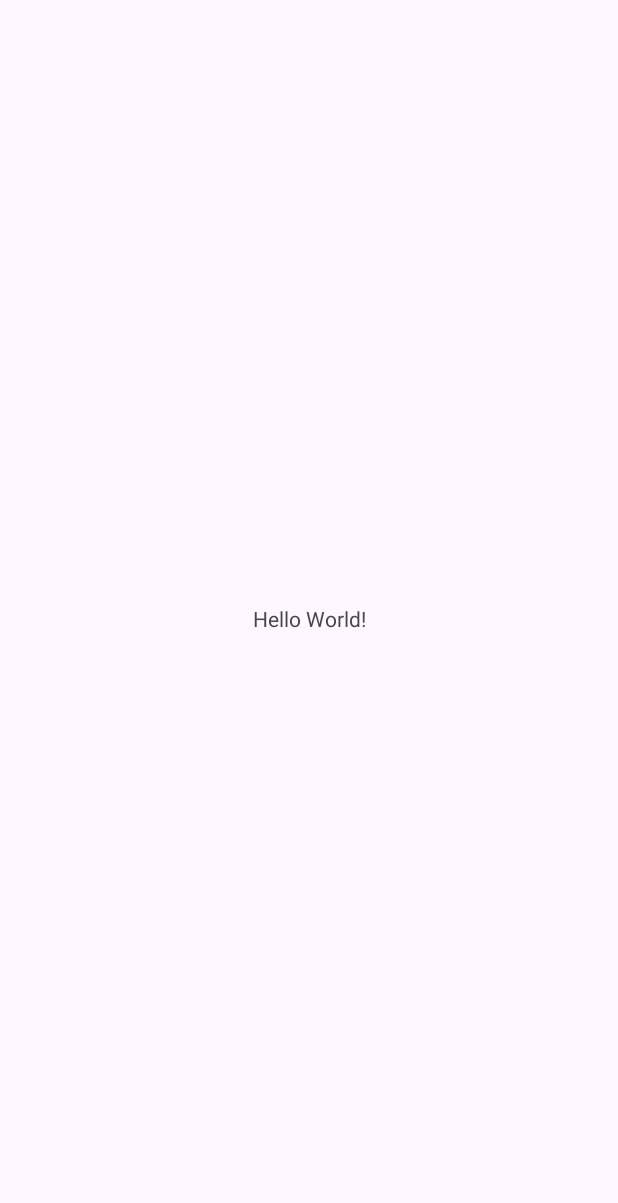
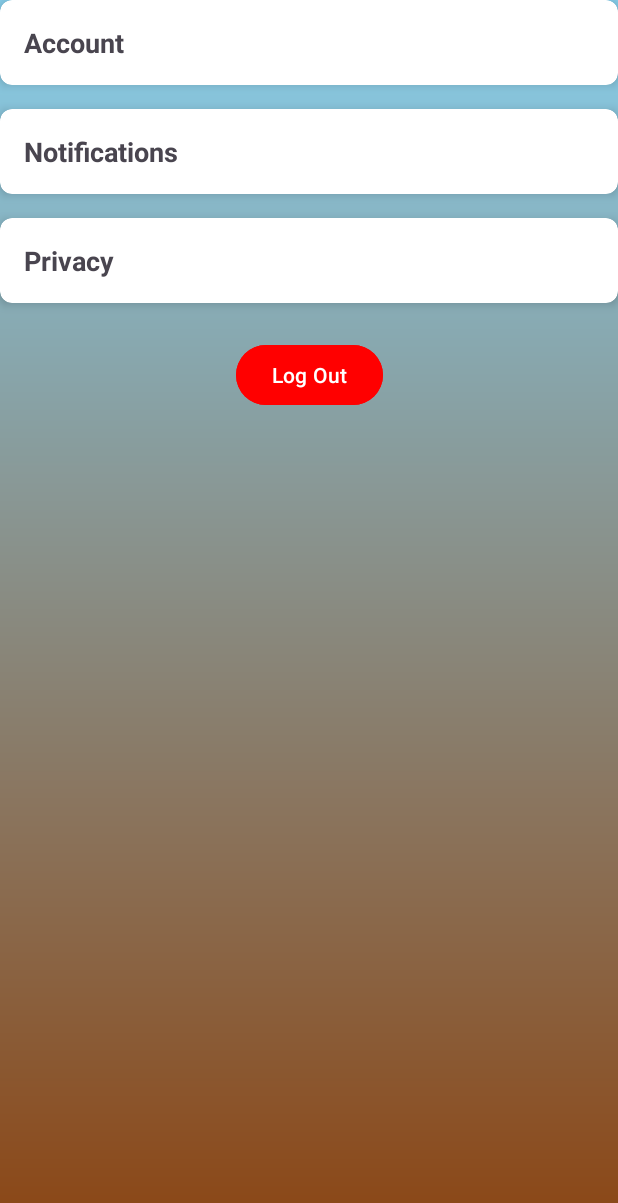
Before and after one commit to mgg7934/reduce_food_wastage_app, an Android app: the screen it shows after launch (MainActivity), on a phone screen of 412 x 824 dp. Before the commit the part shown is almost empty. Shown: the top 1203 px of the screen. Run offline under Robolectric (Android 15) with nearby library versions, the phone set to English and light mode, and no system bars.

Commit message:
background added

```diff
--- a/app/build.gradle.kts
+++ b/app/build.gradle.kts
@@ -8,7 +8,7 @@ android {
 
     defaultConfig {
         applicationId = "com.example.reduce_food_wastage_app"
-        minSdk = 34
+        minSdk = 31
         targetSdk = 34
         versionCode = 1
         versionName = "1.0"
--- /dev/null
+++ b/app/src/main/res/drawable/gradient_background.xml
@@ -0,0 +1,11 @@
+<?xml version="1.0" encoding="utf-8"?>
+<layer-list xmlns:android="http://schemas.android.com/apk/res/android">
+    <item>
+        <shape>
+            <gradient
+                android:startColor="#87CEEB"
+                android:endColor="#8B4513"
+                android:angle="270"/>  <!-- Gradient from top (blue) to bottom (brown) -->
+        </shape>
+    </item>
+</layer-list>
--- a/app/src/main/res/layout/activity_main.xml
+++ b/app/src/main/res/layout/activity_main.xml
@@ -1,19 +1,106 @@
 <?xml version="1.0" encoding="utf-8"?>
 <androidx.constraintlayout.widget.ConstraintLayout xmlns:android="http://schemas.android.com/apk/res/android"
-    xmlns:app="http://schemas.android.com/apk/res-auto"
-    xmlns:tools="http://schemas.android.com/tools"
-    android:id="@+id/main"
     android:layout_width="match_parent"
     android:layout_height="match_parent"
-    tools:context=".MainActivity">
+    android:id="@+id/main"
+    xmlns:app="http://schemas.android.com/apk/res-auto"
+    android:padding="16dp"
+    android:background="@drawable/gradient_background"
+    >
 
-    <TextView
+
+
+    <!-- Account Settings -->
+    <androidx.cardview.widget.CardView
+        android:id="@+id/card_account"
+        android:layout_width="0dp"
+        android:layout_height="wrap_content"
+        android:layout_marginTop="16dp"
+        android:layout_marginBottom="8dp"
+        app:layout_constraintStart_toStartOf="parent"
+        app:layout_constraintEnd_toEndOf="parent"
+        app:cardElevation="4dp"
+        app:cardCornerRadius="8dp">
+
+        <LinearLayout
+            android:layout_width="match_parent"
+            android:layout_height="wrap_content"
+            android:orientation="vertical"
+            android:padding="16dp">
+
+            <TextView
+                android:layout_width="wrap_content"
+                android:layout_height="wrap_content"
+                android:text="Account"
+                android:textSize="18sp"
+                android:textStyle="bold" />
+        </LinearLayout>
+    </androidx.cardview.widget.CardView>
+
+    <!-- Notification Settings -->
+    <androidx.cardview.widget.CardView
+        android:id="@+id/card_notifications"
+        android:layout_width="0dp"
+        android:layout_height="wrap_content"
+        android:layout_marginTop="16dp"
+        app:layout_constraintStart_toStartOf="parent"
+        app:layout_constraintEnd_toEndOf="parent"
+        app:layout_constraintTop_toBottomOf="@+id/card_account"
+        app:cardElevation="4dp"
+        app:cardCornerRadius="8dp">
+
+        <LinearLayout
+            android:layout_width="match_parent"
+            android:layout_height="wrap_content"
+            android:orientation="vertical"
+            android:padding="16dp">
+
+            <TextView
+                android:layout_width="wrap_content"
+                android:layout_height="wrap_content"
+                android:text="Notifications"
+                android:textSize="18sp"
+                android:textStyle="bold" />
+        </LinearLayout>
+    </androidx.cardview.widget.CardView>
+
+    <!-- Privacy Settings -->
+    <androidx.cardview.widget.CardView
+        android:id="@+id/card_privacy"
+        android:layout_width="0dp"
+        android:layout_height="wrap_content"
+        android:layout_marginTop="16dp"
+        app:layout_constraintStart_toStartOf="parent"
+        app:layout_constraintEnd_toEndOf="parent"
+        app:layout_constraintTop_toBottomOf="@+id/card_notifications"
+        app:cardElevation="4dp"
+        app:cardCornerRadius="8dp">
+
+        <LinearLayout
+            android:layout_width="match_parent"
+            android:layout_height="wrap_content"
+            android:orientation="vertical"
+            android:padding="16dp">
+
+            <TextView
+                android:layout_width="wrap_content"
+                android:layout_height="wrap_content"
+                android:text="Privacy"
+                android:textSize="18sp"
+                android:textStyle="bold" />
+        </LinearLayout>
+    </androidx.cardview.widget.CardView>
+
+    <!-- Log Out Button -->
+    <Button
+        android:id="@+id/btn_logout"
         android:layout_width="wrap_content"
         android:layout_height="wrap_content"
-        android:text="Hello World!"
-        app:layout_constraintBottom_toBottomOf="parent"
+        android:text="Log Out"
+        android:textColor="#FFFFFF"
+        android:backgroundTint="#FF0000"
+        app:layout_constraintTop_toBottomOf="@+id/card_privacy"
+        app:layout_constraintStart_toStartOf="parent"
         app:layout_constraintEnd_toEndOf="parent"
-        app:layout_constraintStart_toStartOf="parent"
-        app:layout_constraintTop_toTopOf="parent" />
-
+        android:layout_marginTop="24dp" />
 </androidx.constraintlayout.widget.ConstraintLayout>
--- /dev/null
+++ b/app/src/main/res/values/ids.xml
@@ -0,0 +1,4 @@
+<?xml version="1.0" encoding="utf-8"?>
+<resources>
+    <item name="main" type="id" />
+</resources>
```
